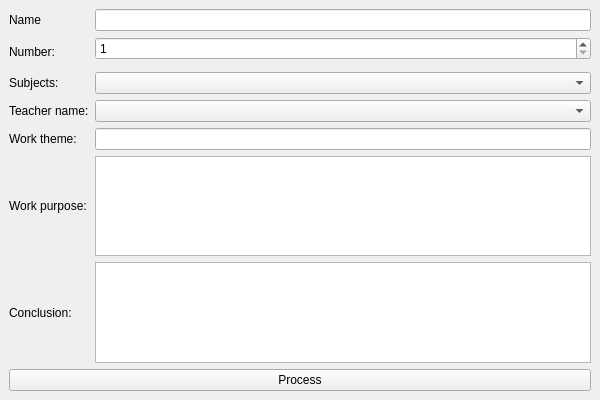
Above: genlab/mainwindow.ui from IceArrow256/genlab before the change. Below: the same form after it.
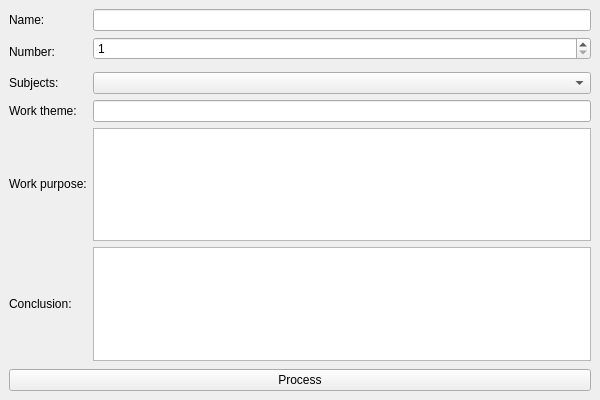
That is the form after the change.

What changed in the file:
```diff
--- a/genlab/mainwindow.ui
+++ b/genlab/mainwindow.ui
@@ -15,14 +15,14 @@
   </property>
   <widget class="QWidget" name="central_widget">
    <layout class="QGridLayout" name="gridLayout">
-    <item row="6" column="0">
+    <item row="5" column="0">
      <widget class="QLabel" name="label_work_purpose">
       <property name="text">
        <string>&lt;html&gt;&lt;head/&gt;&lt;body&gt;&lt;p&gt;Work purpose:&lt;/p&gt;&lt;/body&gt;&lt;/html&gt;</string>
       </property>
      </widget>
     </item>
-    <item row="5" column="0">
+    <item row="4" column="0">
      <widget class="QLabel" name="label_work_theme">
       <property name="text">
        <string>Work theme:</string>
@@ -39,7 +39,7 @@
     <item row="3" column="1">
      <widget class="QComboBox" name="combo_box_subjects"/>
     </item>
-    <item row="8" column="0" colspan="2">
+    <item row="7" column="0" colspan="2">
      <spacer name="vertical_spacer">
       <property name="orientation">
        <enum>Qt::Vertical</enum>
@@ -47,7 +47,7 @@
       <property name="sizeHint" stdset="0">
        <size>
         <width>579</width>
-        <height>66</height>
+        <height>81</height>
        </size>
       </property>
      </spacer>
@@ -62,20 +62,38 @@
       </property>
      </widget>
     </item>
-    <item row="4" column="1">
-     <widget class="QComboBox" name="combo_box_teacher_name"/>
+    <item row="5" column="1">
+     <widget class="QTextEdit" name="text_edit_work_purpose">
+      <property name="documentTitle">
+       <string/>
+      </property>
+      <property name="html">
+       <string>&lt;!DOCTYPE HTML PUBLIC &quot;-//W3C//DTD HTML 4.0//EN&quot; &quot;http://www.w3.org/TR/REC-html40/strict.dtd&quot;&gt;
+&lt;html&gt;&lt;head&gt;&lt;meta name=&quot;qrichtext&quot; content=&quot;1&quot; /&gt;&lt;style type=&quot;text/css&quot;&gt;
+p, li { white-space: pre-wrap; }
+&lt;/style&gt;&lt;/head&gt;&lt;body style=&quot; font-family:'MS Shell Dlg 2'; font-size:8.25pt; font-weight:400; font-style:normal;&quot;&gt;
+&lt;p style=&quot;-qt-paragraph-type:empty; margin-top:0px; margin-bottom:0px; margin-left:0px; margin-right:0px; -qt-block-indent:0; text-indent:0px; font-family:'MS Shell Dlg 2';&quot;&gt;&lt;br /&gt;&lt;/p&gt;&lt;/body&gt;&lt;/html&gt;</string>
+      </property>
+     </widget>
     </item>
-    <item row="6" column="1">
-     <widget class="QTextEdit" name="text_edit_work_purpose"/>
+    <item row="0" column="1">
+     <widget class="QLineEdit" name="line_edit_name"/>
     </item>
-    <item row="7" column="0">
+    <item row="6" column="0">
      <widget class="QLabel" name="label_conclusion">
       <property name="text">
        <string>Conclusion:</string>
       </property>
      </widget>
     </item>
-    <item row="9" column="0" colspan="2">
+    <item row="0" column="0">
+     <widget class="QLabel" name="label_name">
+      <property name="text">
+       <string>Name:</string>
+      </property>
+     </widget>
+    </item>
+    <item row="8" column="0" colspan="2">
      <widget class="QPushButton" name="push_button_process">
       <property name="text">
        <string>Process</string>
@@ -89,29 +107,12 @@
       </property>
      </widget>
     </item>
-    <item row="5" column="1">
-     <widget class="QLineEdit" name="lineEdit"/>
+    <item row="4" column="1">
+     <widget class="QLineEdit" name="line_edit_work_theme"/>
     </item>
-    <item row="7" column="1">
+    <item row="6" column="1">
      <widget class="QTextEdit" name="text_edit_conclusion"/>
     </item>
-    <item row="4" column="0">
-     <widget class="QLabel" name="label_teacher_name">
-      <property name="text">
-       <string>Teacher name:</string>
-      </property>
-     </widget>
-    </item>
-    <item row="0" column="0">
-     <widget class="QLabel" name="label_name">
-      <property name="text">
-       <string>Name</string>
-      </property>
-     </widget>
-    </item>
-    <item row="0" column="1">
-     <widget class="QLineEdit" name="line_edit_name"/>
-    </item>
    </layout>
   </widget>
  </widget>
```
